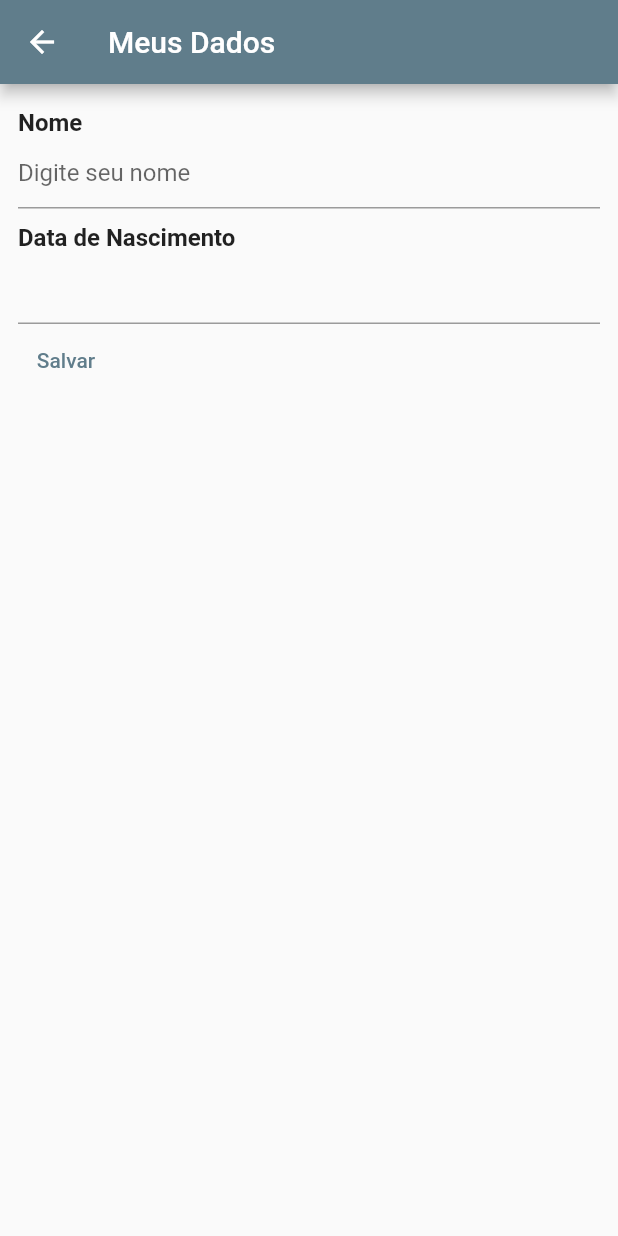
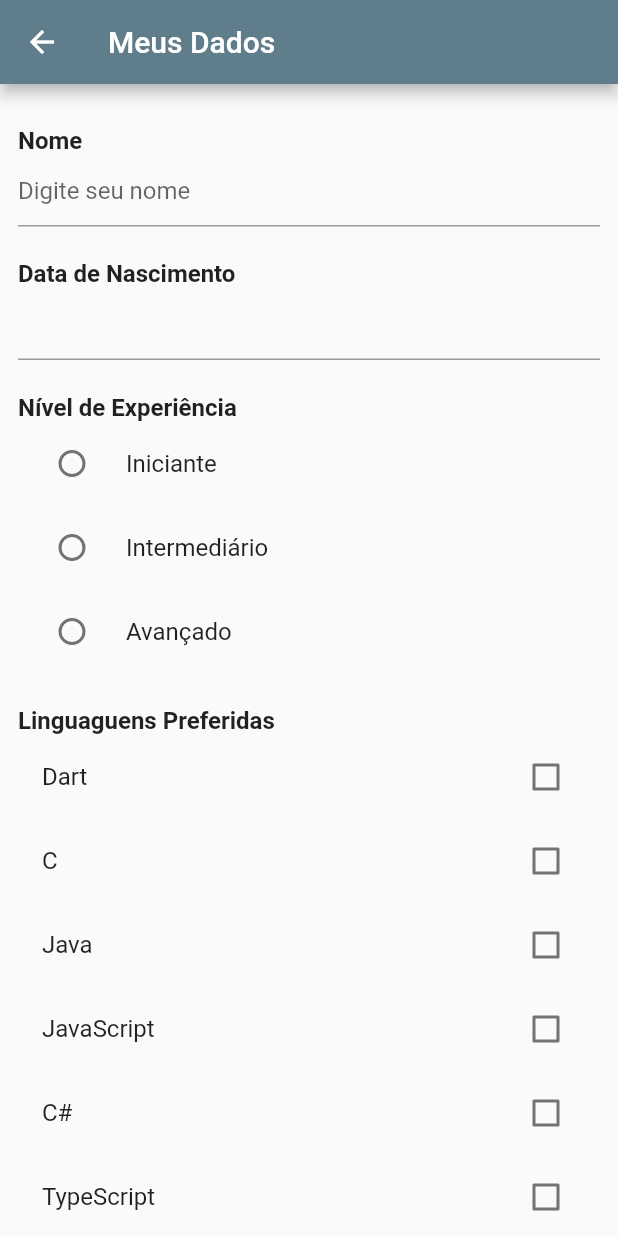
Before and after one commit to MarcusVNT/trilhaapp, a Flutter app: the RegistrationData screen opened directly, on a phone screen of 412 x 824 dp. Run offline on Flutter 3.47's test engine with Material 2 defaults, Android fonts, the phone set to English and light mode, and no system bars; our stand-ins replace google_fonts; network calls fail.

Commit message:
Add Level, Languages and Salary

```diff
--- a/lib/pages/registration_data.dart
+++ b/lib/pages/registration_data.dart
@@ -1,4 +1,6 @@
 import 'package:flutter/material.dart';
+import 'package:trilhaapp/repositories/language_repositories.dart';
+import 'package:trilhaapp/repositories/level_repositories.dart';
 import 'package:trilhaapp/shared_widgets/text_label.dart';
 
 class RegistrationData extends StatefulWidget {
@@ -9,9 +11,24 @@ class RegistrationData extends StatefulWidget {
 }
 
 class _RegistrationDataState extends State<RegistrationData> {
-  var nomeController = TextEditingController(text: "");
-  var dataNascimentoController = TextEditingController(text: "");
-  DateTime? dataNascimento;
+  var nameController = TextEditingController(text: "");
+  var birthDateController = TextEditingController(text: "");
+  DateTime? birthDate;
+  var levelRepository = LevelRepository();
+  var levels = [];
+  var selectedLevel = "";
+  var languagesRepository = LanguagesRepository();
+  var languages = [];
+  var selectedLanguages = [];
+  double chosenSalary = 1320.0;
+
+  @override
+  void initState() {
+    // TODO: implement initState
+    levels = levelRepository.retornaLevel();
+    languages = languagesRepository.retornaLanguages();
+    super.initState();
+  }
 
   @override
   Widget build(BuildContext context) {
@@ -21,12 +38,11 @@ class _RegistrationDataState extends State<RegistrationData> {
         ),
         body: Padding(
           padding: const EdgeInsets.symmetric(horizontal: 12, vertical: 16),
-          child: Column(
-            crossAxisAlignment: CrossAxisAlignment.start,
+          child: ListView(
             children: [
               const TextLabel(texto: "Nome"),
               TextField(
-                controller: nomeController,
+                controller: nameController,
                 decoration: const InputDecoration(
                   hintText: "Digite seu nome",
                 ),
@@ -34,7 +50,7 @@ class _RegistrationDataState extends State<RegistrationData> {
               const SizedBox(height: 10),
               const TextLabel(texto: "Data de Nascimento"),
               TextField(
-                controller: dataNascimentoController,
+                controller: birthDateController,
                 readOnly: true,
                 onTap: () async {
                   var data = await showDatePicker(
@@ -44,16 +60,72 @@ class _RegistrationDataState extends State<RegistrationData> {
                     lastDate: DateTime(2057),
                   );
                   if (data != null) {
-                    dataNascimentoController.text =
+                    birthDateController.text =
                         "${data.day}/${data.month}/${data.year}";
-                    dataNascimento = data;
+                    birthDate = data;
                   }
                 },
               ),
+              const SizedBox(height: 10),
+              const TextLabel(texto: "Nível de Experiência"),
+              Column(
+                  children: levels
+                      .map((level) => RadioListTile(
+                          title: Text(level.toString()),
+                          selected: selectedLevel == level,
+                          value: level,
+                          groupValue: selectedLevel,
+                          onChanged: (value) {
+                            setState(() {
+                              selectedLevel = value.toString();
+                            });
+                            selectedLevel = value.toString();
+                          }))
+                      .toList()),
+              const SizedBox(height: 10),
+              const TextLabel(
+                texto: "Linguaguens Preferidas",
+              ),
+              Column(
+                  children: languages
+                      .map(
+                        (languages) => CheckboxListTile(
+                          title: Text(languages.toString()),
+                          value: selectedLanguages.contains(languages),
+                          onChanged: (bool? value) {
+                            if (value!) {
+                              setState(() {
+                                selectedLanguages.add(languages);
+                              });
+                            } else {
+                              setState(() {
+                                selectedLanguages.remove(languages);
+                              });
+                            }
+                          },
+                        ),
+                      )
+                      .toList()),
+              const SizedBox(height: 10),
+              TextLabel(
+                  texto:
+                      "Pretensão Salarial. R\$ ${chosenSalary.round().toString()}"),
+              Slider(
+                  min: 1320,
+                  max: 50000,
+                  value: chosenSalary,
+                  onChanged: (double value) {
+                    setState(() {
+                      chosenSalary = value;
+                    });
+                  }),
               TextButton(
                   onPressed: () {
-                    print(nomeController.text);
-                    print(dataNascimento.toString());
+                    print(nameController.text);
+                    print(birthDate.toString());
+                    print(selectedLevel);
+                    print(selectedLanguages);
+                    print(chosenSalary);
                   },
                   child: const Text("Salvar")),
             ],
--- /dev/null
+++ b/lib/repositories/language_repositories.dart
@@ -0,0 +1,5 @@
+class LanguagesRepository {
+  List<String> retornaLanguages() {
+    return ["Dart", "C", "Java", "JavaScript", "C#", "TypeScript", "Python"];
+  }
+}
--- /dev/null
+++ b/lib/repositories/level_repositories.dart
@@ -0,0 +1,5 @@
+class LevelRepository {
+  List<String> retornaLevel() {
+    return ["Iniciante", "Intermediário", "Avançado"];
+  }
+}
--- a/lib/shared_widgets/text_label.dart
+++ b/lib/shared_widgets/text_label.dart
@@ -7,7 +7,10 @@ class TextLabel extends StatelessWidget {
 
   @override
   Widget build(BuildContext context) {
-    return Text(texto,
-        style: const TextStyle(fontSize: 16, fontWeight: FontWeight.w600));
+    return Container(
+      margin: const EdgeInsets.only(top: 12),
+      child: Text(texto,
+          style: const TextStyle(fontSize: 16, fontWeight: FontWeight.w600)),
+    );
   }
 }
```
